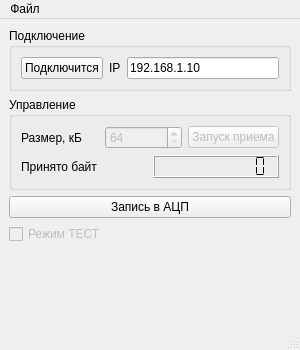
Qt form mainwindow.ui (reffum/digitizer_pc) before a commit.
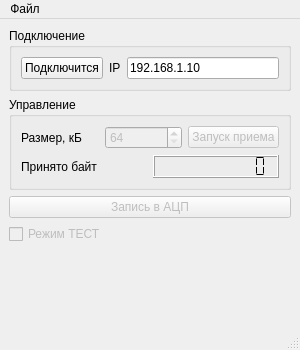
The same form after that commit.

Diff of the .ui file:
```diff
--- a/mainwindow.ui
+++ b/mainwindow.ui
@@ -144,6 +144,9 @@
     </item>
     <item>
      <widget class="QPushButton" name="adcSpi_pushButton">
+      <property name="enabled">
+       <bool>false</bool>
+      </property>
       <property name="text">
        <string>Запись в АЦП</string>
       </property>
```
